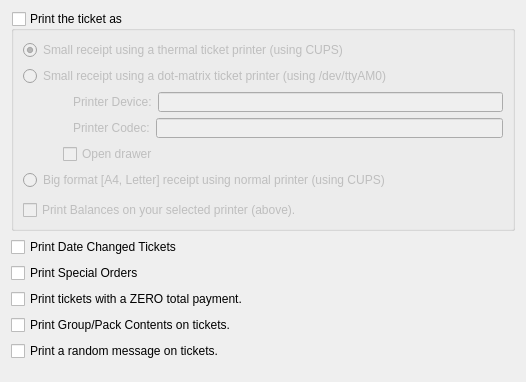
First picture: the form in src/ui/pref_printers.ui, repository hiramvillarreal/iotpos, before the edit.
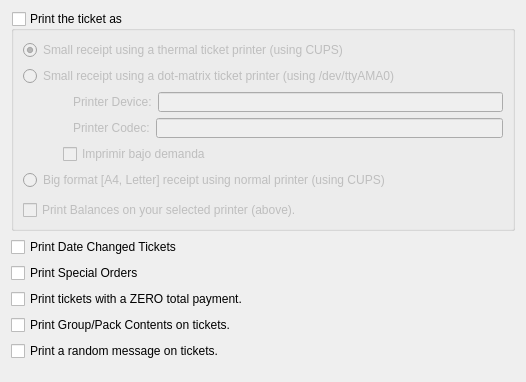
Second picture: the form after the edit.

Commit message: Under demand setting add

```diff
--- a/src/ui/pref_printers.ui
+++ b/src/ui/pref_printers.ui
@@ -57,7 +57,7 @@
          </sizepolicy>
         </property>
         <property name="text">
-         <string>Small receipt using a dot-matrix ticket printer (using /dev/ttyAM0)</string>
+         <string>Small receipt using a dot-matrix ticket printer (using /dev/ttyAMA0)</string>
         </property>
         <property name="checked">
          <bool>false</bool>
@@ -119,7 +119,7 @@
         <item>
          <widget class="QCheckBox" name="kcfg_openDrawer">
           <property name="text">
-           <string>Open drawer</string>
+           <string>Imprimir bajo demanda</string>
           </property>
          </widget>
         </item>
```
The commit also changes 1 other file.
